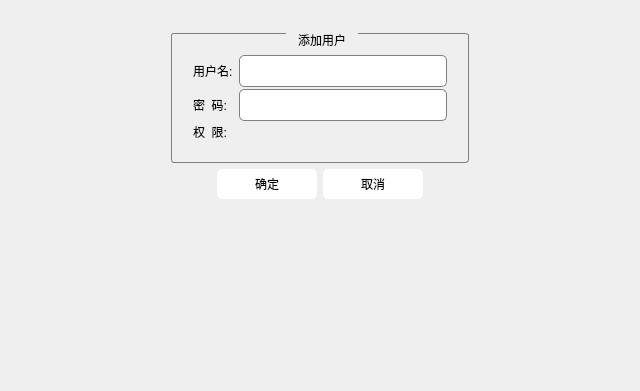
The window that Demo/deadduserdlg.ui (13438120136/XDemo) describes before a commit, drawn with Qt 5.
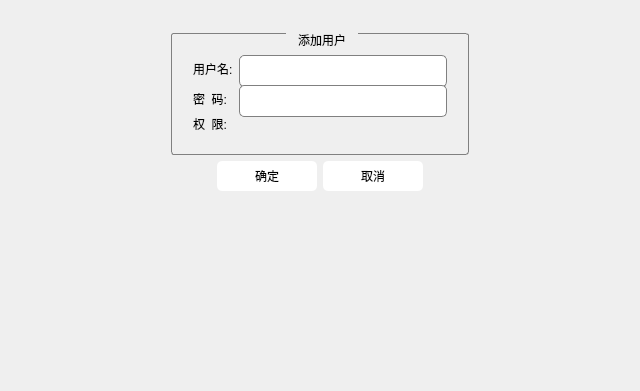
The same window after the commit. Custom widgets are drawn as their Qt base class.

Patch:
```diff
--- a/Demo/deadduserdlg.ui
+++ b/Demo/deadduserdlg.ui
@@ -86,7 +86,7 @@
        <widget class="QWidget" name="widget" native="true">
         <property name="styleSheet">
          <string notr="true">max-width: 320px;
-max-height:220px;</string>
+max-height:180px;</string>
         </property>
         <layout class="QGridLayout" name="gridLayout_2">
          <item row="0" column="0" colspan="4">
```
